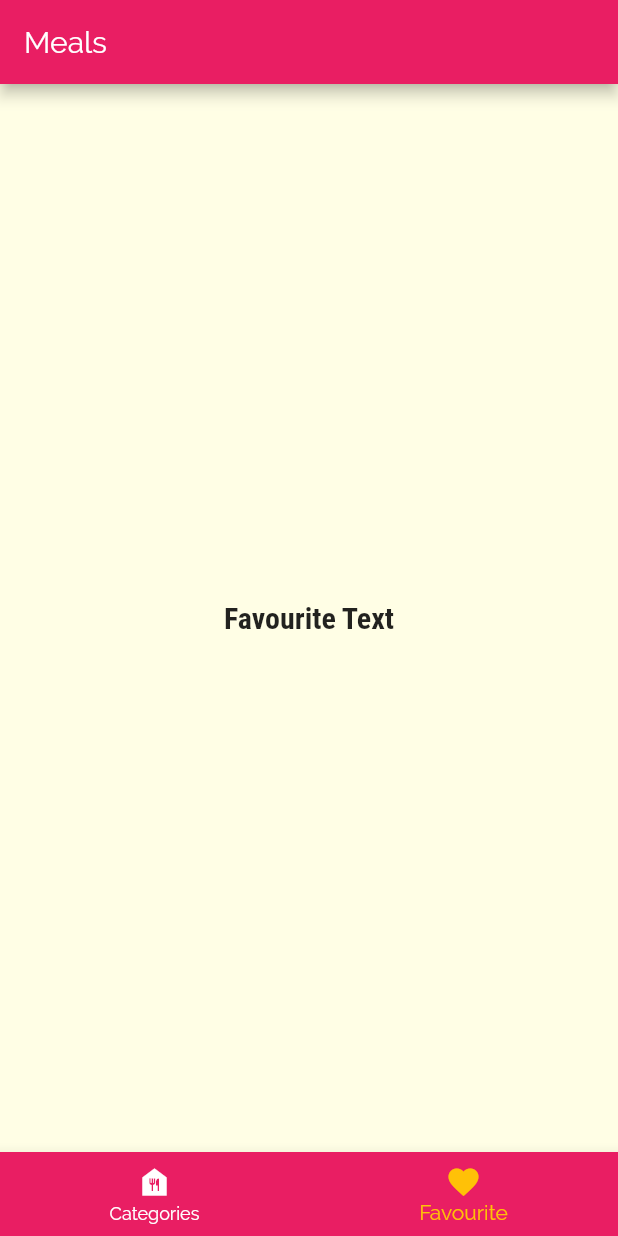
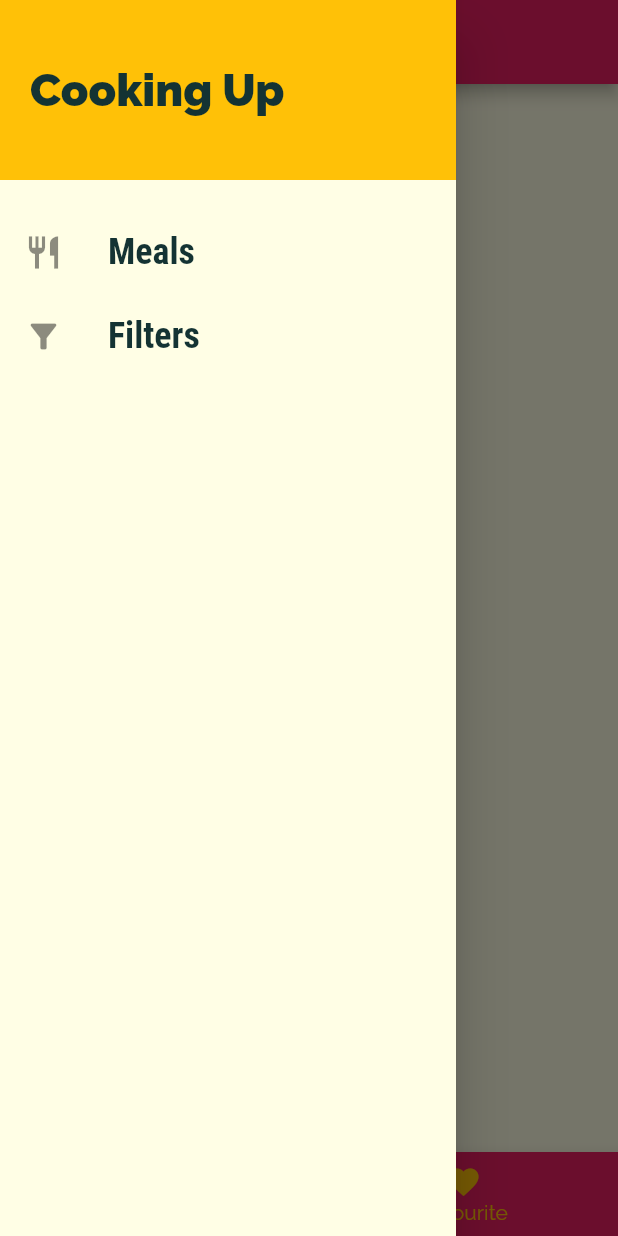
Before and after one commit to parimal5/Daily-Meals-App, a Flutter app: the screen it shows after launch, item 2 of the bottom bar chosen, with the side drawer open (before the commit the screen has no drawer), on a phone screen of 412 x 824 dp. Run offline on Flutter 3.47's test engine with Material 2 defaults, Android fonts, the phone set to English and light mode, and no system bars.

Commit message:
Added The HandBurger List  and Navigation.

```diff
--- a/lib/main.dart
+++ b/lib/main.dart
@@ -1,5 +1,6 @@
 import 'package:flutter/material.dart';
 
+import 'screens/filter_screen.dart';
 import 'screens/tabs_screen.dart';
 import 'screens/meal_detail_screen.dart';
 import 'screens/catagories_screen.dart';
@@ -34,6 +35,7 @@ class MyApp extends StatelessWidget {
       routes: {
         CatagoryMealsScreen.routeName: (ctx) => CatagoryMealsScreen(),
         MealDetailScreen.routeName: (ctx) => MealDetailScreen(),
+        FilterScreen.routeName: (ctx) => FilterScreen(),
       },
       onUnknownRoute: (setting) {
         return MaterialPageRoute(builder: (ctx) => CatagoriesScreen());
--- /dev/null
+++ b/lib/screens/filter_screen.dart
@@ -0,0 +1,19 @@
+import 'package:flutter/material.dart';
+
+import '/widget/main_drawer.dart';
+
+class FilterScreen extends StatelessWidget {
+  static const routeName = '/filters';
+  @override
+  Widget build(BuildContext context) {
+    return Scaffold(
+      appBar: AppBar(
+        title: Text('Filter'),
+      ),
+      drawer: MainDrawer(),
+      body: Center(
+        child: Text('Filter Screen'),
+      ),
+    );
+  }
+}
--- a/lib/screens/tabs_screen.dart
+++ b/lib/screens/tabs_screen.dart
@@ -1,6 +1,7 @@
 import 'package:flutter/material.dart';
-import 'package:myfood/screens/fav_screen.dart';
 
+import 'fav_screen.dart';
+import '/widget/main_drawer.dart';
 import 'catagories_screen.dart';
 
 class TabsScreen extends StatefulWidget {
@@ -9,9 +10,15 @@ class TabsScreen extends StatefulWidget {
 }
 
 class _TabsScreenState extends State<TabsScreen> {
-  final List<Widget> _page = [
-    CatagoriesScreen(),
-    FavouriteScreen(),
+  final List<Map<String, Object>> _page = [
+    {
+      'page': CatagoriesScreen(),
+      'title': 'Categories',
+    },
+    {
+      'page': FavouriteScreen(),
+      'title': 'My Food',
+    }
   ];
 
   int _selectedPageIndex = 0;
@@ -26,9 +33,10 @@ class _TabsScreenState extends State<TabsScreen> {
   Widget build(BuildContext context) {
     return Scaffold(
       appBar: AppBar(
-        title: Text('Meals'),
+        title: Text(_page[_selectedPageIndex]['title']),
       ),
-      body: _page[_selectedPageIndex],
+      drawer: MainDrawer(),
+      body: _page[_selectedPageIndex]['page'],
       bottomNavigationBar: BottomNavigationBar(
         onTap: _selectPage,
         backgroundColor: Theme.of(context).primaryColor,
--- /dev/null
+++ b/lib/widget/main_drawer.dart
@@ -0,0 +1,64 @@
+import 'package:flutter/material.dart';
+import 'package:myfood/screens/filter_screen.dart';
+
+class MainDrawer extends StatelessWidget {
+  Widget buildListTile(String text, IconData icon, Function tapHandler) {
+    return ListTile(
+      leading: Icon(
+        icon,
+        size: 26,
+      ),
+      title: Text(
+        text,
+        style: TextStyle(
+          fontFamily: 'RobotoCondensed',
+          fontSize: 24,
+          fontWeight: FontWeight.bold,
+        ),
+      ),
+      onTap: tapHandler,
+    );
+  }
+
+  @override
+  Widget build(BuildContext context) {
+    return Drawer(
+      child: Column(
+        children: [
+          Container(
+            height: 120,
+            width: double.infinity,
+            padding: EdgeInsets.all(20),
+            alignment: Alignment.centerLeft,
+            color: Theme.of(context).accentColor,
+            child: Text(
+              'Cooking Up',
+              style: TextStyle(
+                fontWeight: FontWeight.w900,
+                fontSize: 30,
+              ),
+            ),
+          ),
+          SizedBox(
+            height: 20,
+          ),
+          buildListTile(
+            'Meals',
+            Icons.restaurant,
+            () {
+              Navigator.of(context).pushReplacementNamed('/');
+            },
+          ),
+          buildListTile(
+            'Filters',
+            Icons.filter_alt,
+            () {
+              Navigator.of(context)
+                  .pushReplacementNamed(FilterScreen.routeName);
+            },
+          ),
+        ],
+      ),
+    );
+  }
+}
```
